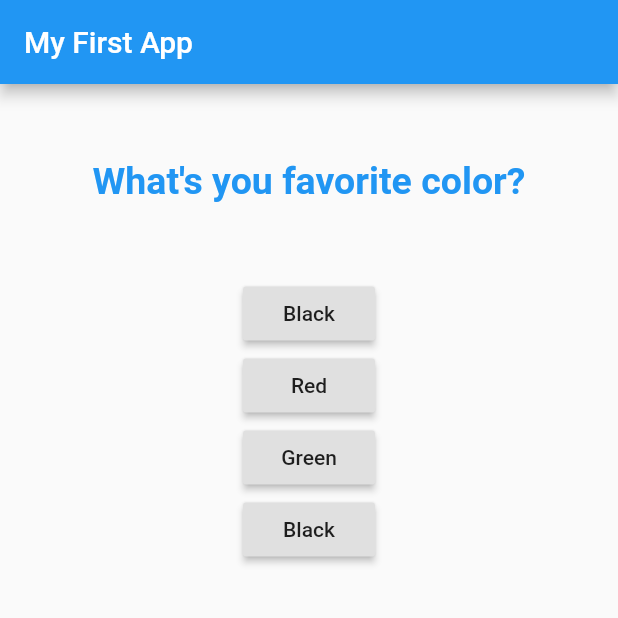
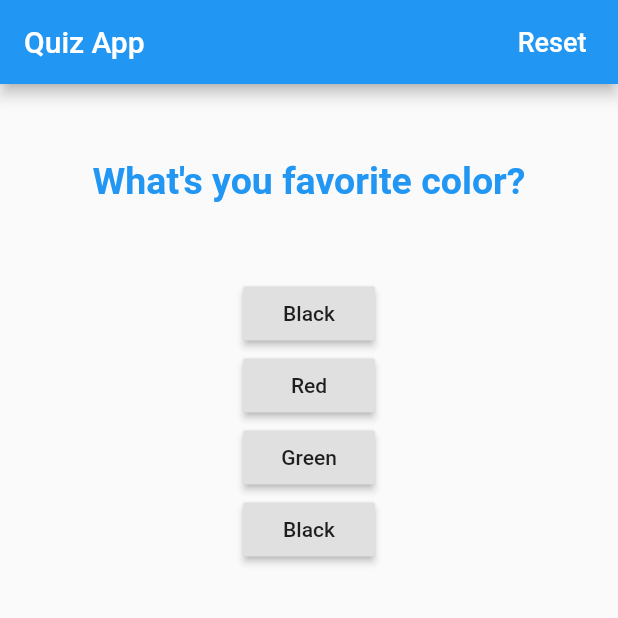
Before and after one commit to Rahul-247/Flutter-Complete-Guide, a Flutter app: the screen it shows after launch, on a phone screen of 412 x 824 dp, the top half of it. Run offline on Flutter 3.47's test engine with Material 2 defaults, Android fonts, the phone set to English and light mode, and no system bars.

Commit message:
more modularized widgets

```diff
--- a/lib/main.dart
+++ b/lib/main.dart
@@ -1,6 +1,6 @@
-import 'package:Flutter_complete_Guide/answer.dart';
 import 'package:flutter/material.dart';
-import './question.dart';
+import 'quiz.dart';
+import 'result.dart';
 
 void main() => runApp(MyApp());
 
@@ -15,7 +15,7 @@ class MyApp extends StatefulWidget {
 
 class _MyAppState extends State<MyApp> {
   var _questionIndex = 0;
-  var questions = [
+  var _questions = [
     {
       'questionText': 'What\'s you favorite color?',
       'answers': ['Black', 'Red', 'Green', 'Black']
@@ -30,6 +30,12 @@ class _MyAppState extends State<MyApp> {
     },
   ];
 
+  void _resetQuiz() {
+    setState(() {
+      _questionIndex = 0;
+    });
+  }
+
   void _answerQuestion() {
     setState(() {
       _questionIndex += 1;
@@ -42,22 +48,28 @@ class _MyAppState extends State<MyApp> {
     return MaterialApp(
       home: Scaffold(
         appBar: AppBar(
-          title: Text("My First App"),
+          title: Text('Quiz App'),
+          actions: <Widget>[
+            FlatButton(
+              textColor: Colors.white,
+              onPressed: _resetQuiz,
+              child: Text(
+                'Reset',
+                style: TextStyle(fontSize: 18),
+              ),
+              shape: CircleBorder(
+                side: BorderSide(color: Colors.transparent),
+              ),
+            )
+          ],
         ),
         body: Center(
-          child: Column(
-            children: [
-              SizedBox(height: 50),
-              Question(
-                questions[_questionIndex]['questionText'],
-              ),
-              SizedBox(height: 50),
-              ...(questions[_questionIndex]['answers'] as List<String>)
-                  .map((answer) {
-                return Answer(_answerQuestion, answer);
-              }).toList()
-            ],
-          ),
+          child: (_questionIndex < _questions.length)
+              ? Quiz(
+                  answerQuestion: _answerQuestion,
+                  questionIndex: _questionIndex,
+                  questions: _questions)
+              : Result(),
         ),
       ),
     );
--- /dev/null
+++ b/lib/quiz.dart
@@ -0,0 +1,30 @@
+import 'package:flutter/material.dart';
+import './question.dart';
+import './answer.dart';
+
+class Quiz extends StatelessWidget {
+  final List<Map<String, Object>> questions;
+  final int questionIndex;
+  final Function answerQuestion;
+
+  Quiz(
+      {@required this.questions,
+      @required this.answerQuestion,
+      @required this.questionIndex});
+
+  @override
+  Widget build(BuildContext context) {
+    return Column(
+      children: [
+        SizedBox(height: 50),
+        Question(
+          questions[questionIndex]['questionText'],
+        ),
+        SizedBox(height: 50),
+        ...(questions[questionIndex]['answers'] as List<String>).map((answer) {
+          return Answer(answerQuestion, answer);
+        }).toList(),
+      ],
+    );
+  }
+}
--- /dev/null
+++ b/lib/result.dart
@@ -0,0 +1,16 @@
+import 'package:flutter/material.dart';
+
+class Result extends StatelessWidget {
+  @override
+  Widget build(BuildContext context) {
+    return Center(
+      child: Text(
+        'You did it',
+        style: TextStyle(
+          fontSize: 32,
+          color: Colors.blueAccent,
+        ),
+      ),
+    );
+  }
+}
```
